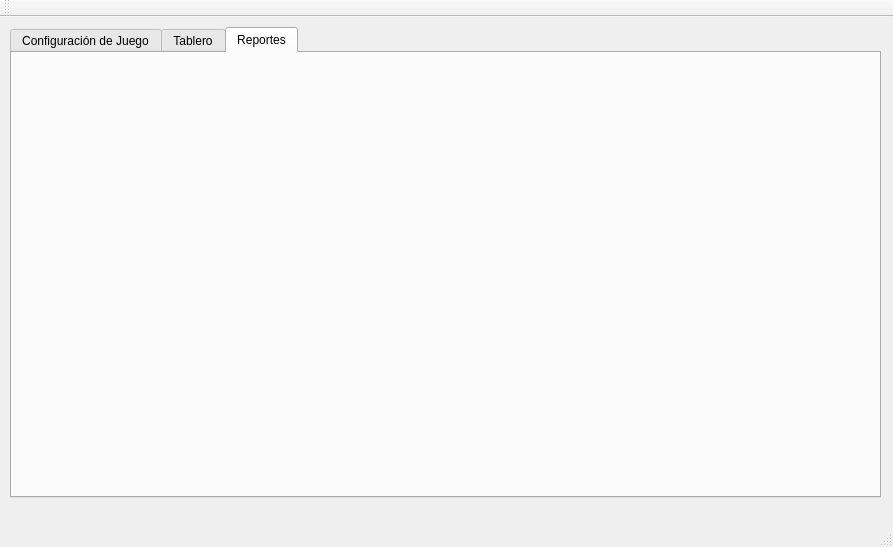
Above: Proyectos/Proyecto1/Ajedrez3D/mainwindow.ui from ricardcutzh/EDD_Junio before the change. Below: the same form after it.
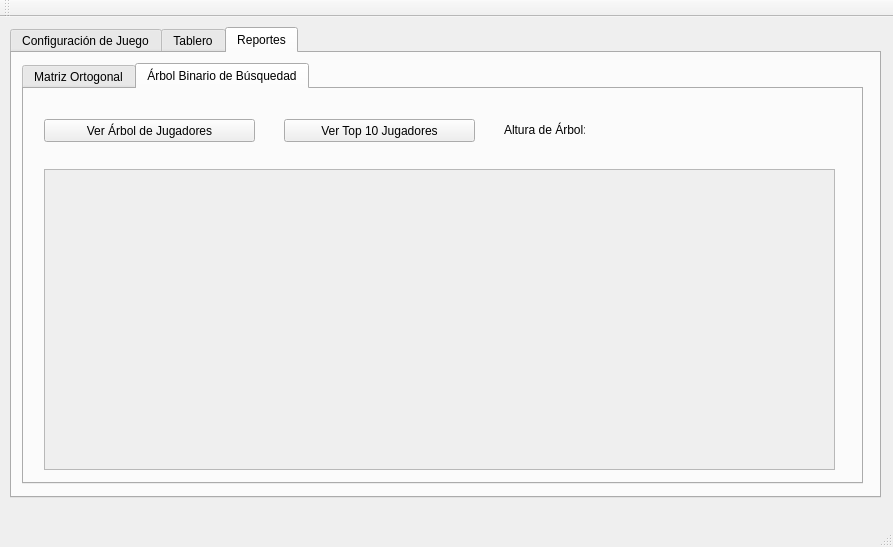
That is the form after the change. The open tabs and pages were chosen to show the change. Icons and pictures are not drawn.

```diff
--- a/Proyectos/Proyecto1/Ajedrez3D/mainwindow.ui
+++ b/Proyectos/Proyecto1/Ajedrez3D/mainwindow.ui
@@ -265,6 +265,112 @@
      <attribute name="title">
       <string>Reportes</string>
      </attribute>
+     <widget class="QTabWidget" name="tabWidget_2">
+      <property name="geometry">
+       <rect>
+        <x>10</x>
+        <y>10</y>
+        <width>841</width>
+        <height>421</height>
+       </rect>
+      </property>
+      <property name="currentIndex">
+       <number>1</number>
+      </property>
+      <widget class="QWidget" name="tab_4">
+       <attribute name="icon">
+        <iconset resource="resources.qrc">
+         <normaloff>:/rec/Img/1497937279__m.png</normaloff>:/rec/Img/1497937279__m.png</iconset>
+       </attribute>
+       <attribute name="title">
+        <string>Matriz Ortogonal</string>
+       </attribute>
+      </widget>
+      <widget class="QWidget" name="tab_5">
+       <attribute name="icon">
+        <iconset resource="resources.qrc">
+         <normaloff>:/rec/Img/1497937232_tree.png</normaloff>:/rec/Img/1497937232_tree.png</iconset>
+       </attribute>
+       <attribute name="title">
+        <string>Árbol Binario de Búsquedad</string>
+       </attribute>
+       <widget class="QScrollArea" name="TreeViewArea">
+        <property name="geometry">
+         <rect>
+          <x>20</x>
+          <y>80</y>
+          <width>791</width>
+          <height>301</height>
+         </rect>
+        </property>
+        <property name="widgetResizable">
+         <bool>true</bool>
+        </property>
+        <widget class="QWidget" name="scrollAreaWidgetContents">
+         <property name="geometry">
+          <rect>
+           <x>0</x>
+           <y>0</y>
+           <width>789</width>
+           <height>299</height>
+          </rect>
+         </property>
+        </widget>
+       </widget>
+       <widget class="QPushButton" name="pushButton_4">
+        <property name="geometry">
+         <rect>
+          <x>20</x>
+          <y>30</y>
+          <width>211</width>
+          <height>23</height>
+         </rect>
+        </property>
+        <property name="text">
+         <string>Ver Árbol de Jugadores</string>
+        </property>
+       </widget>
+       <widget class="QPushButton" name="pushButton_5">
+        <property name="geometry">
+         <rect>
+          <x>260</x>
+          <y>30</y>
+          <width>191</width>
+          <height>23</height>
+         </rect>
+        </property>
+        <property name="text">
+         <string>Ver Top 10 Jugadores</string>
+        </property>
+       </widget>
+       <widget class="QLabel" name="label_5">
+        <property name="geometry">
+         <rect>
+          <x>480</x>
+          <y>30</y>
+          <width>81</width>
+          <height>21</height>
+         </rect>
+        </property>
+        <property name="text">
+         <string>Altura de Árbol:</string>
+        </property>
+       </widget>
+       <widget class="QLabel" name="HeithLabel">
+        <property name="geometry">
+         <rect>
+          <x>580</x>
+          <y>30</y>
+          <width>81</width>
+          <height>21</height>
+         </rect>
+        </property>
+        <property name="text">
+         <string/>
+        </property>
+       </widget>
+      </widget>
+     </widget>
     </widget>
    </widget>
   </widget>
```
Left out of the diff: 4 changed lines with no effect on the pictures.
